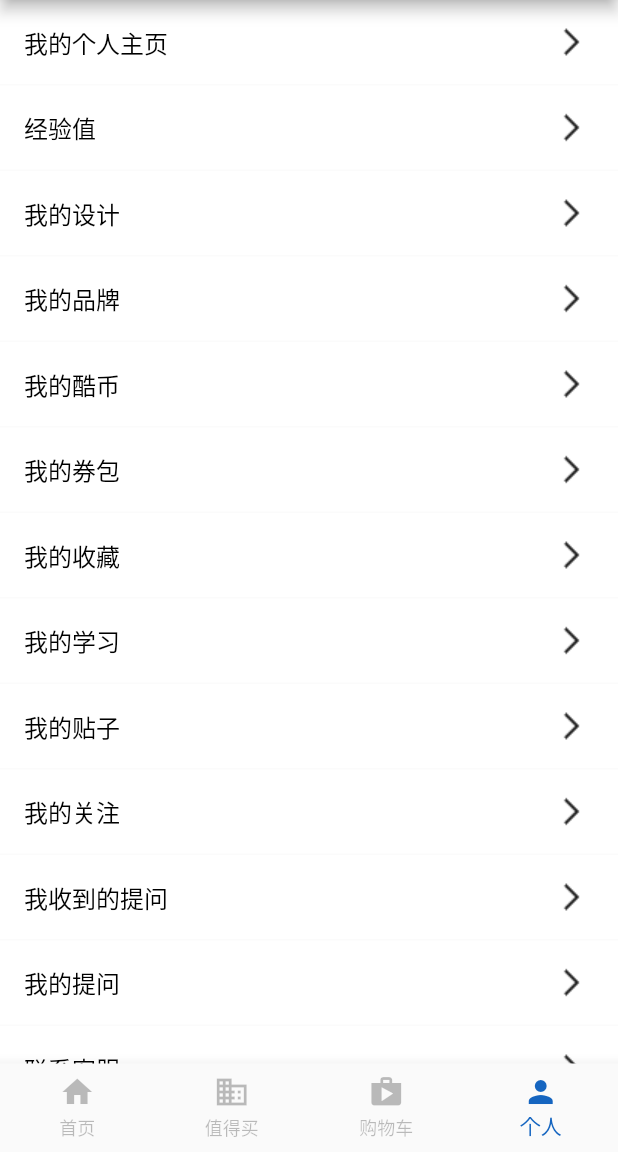
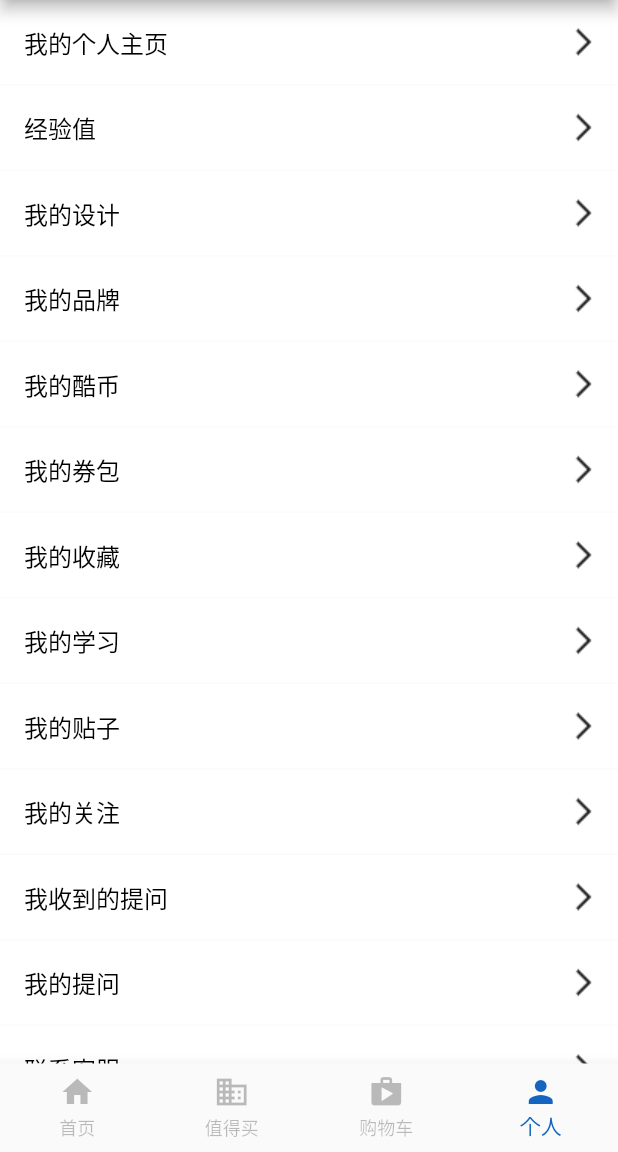
Before and after one commit to jieyu2333/flutter_saas, a Flutter app: the HomePage screen opened directly, item 4 of the bottom bar chosen, on a phone screen of 412 x 824 dp, the part 84-1236 px from its top. Run offline on Flutter 3.47's test engine with Material 2 defaults, Android fonts, the phone set to English and light mode, and no system bars; generated files the repository leaves out were written again.

Commit message:
个人页面

```diff
--- a/lib/view/mine/mine_page.dart
+++ b/lib/view/mine/mine_page.dart
@@ -17,7 +17,7 @@ class _MinePageState extends State<MinePage> {
           GestureDetector(
             child: Container(
               color: Colors.white,
-              padding: EdgeInsets.fromLTRB(16, 12, 16, 12),
+              padding: EdgeInsets.fromLTRB( 16, 12, 8, 12),
               child: Row(
                 mainAxisAlignment: MainAxisAlignment.spaceBetween,
                 children: <Widget>[
@@ -40,7 +40,7 @@ class _MinePageState extends State<MinePage> {
           GestureDetector(
             child: Container(
               color: Colors.white,
-              padding: EdgeInsets.fromLTRB(16, 12, 16, 12),
+              padding: EdgeInsets.fromLTRB( 16, 12, 8, 12),
               child: Row(
                 mainAxisAlignment: MainAxisAlignment.spaceBetween,
                 children: <Widget>[
@@ -63,7 +63,7 @@ class _MinePageState extends State<MinePage> {
           GestureDetector(
             child: Container(
               color: Colors.white,
-              padding: EdgeInsets.fromLTRB(16, 12, 16, 12),
+              padding: EdgeInsets.fromLTRB( 16, 12, 8, 12),
               child: Row(
                 mainAxisAlignment: MainAxisAlignment.spaceBetween,
                 children: <Widget>[
@@ -86,7 +86,7 @@ class _MinePageState extends State<MinePage> {
           GestureDetector(
             child: Container(
               color: Colors.white,
-              padding: EdgeInsets.fromLTRB(16, 12, 16, 12),
+              padding: EdgeInsets.fromLTRB( 16, 12, 8, 12),
               child: Row(
                 mainAxisAlignment: MainAxisAlignment.spaceBetween,
                 children: <Widget>[
@@ -109,7 +109,7 @@ class _MinePageState extends State<MinePage> {
           GestureDetector(
             child: Container(
               color: Colors.white,
-              padding: EdgeInsets.fromLTRB(16, 12, 16, 12),
+              padding: EdgeInsets.fromLTRB( 16, 12, 8, 12),
               child: Row(
                 mainAxisAlignment: MainAxisAlignment.spaceBetween,
                 children: <Widget>[
@@ -132,7 +132,7 @@ class _MinePageState extends State<MinePage> {
           GestureDetector(
             child: Container(
               color: Colors.white,
-              padding: EdgeInsets.fromLTRB(16, 12, 16, 12),
+              padding: EdgeInsets.fromLTRB( 16, 12, 8, 12),
               child: Row(
                 mainAxisAlignment: MainAxisAlignment.spaceBetween,
                 children: <Widget>[
@@ -155,7 +155,7 @@ class _MinePageState extends State<MinePage> {
           GestureDetector(
             child: Container(
               color: Colors.white,
-              padding: EdgeInsets.fromLTRB(16, 12, 16, 12),
+              padding: EdgeInsets.fromLTRB( 16, 12, 8, 12),
               child: Row(
                 mainAxisAlignment: MainAxisAlignment.spaceBetween,
                 children: <Widget>[
@@ -178,7 +178,7 @@ class _MinePageState extends State<MinePage> {
           GestureDetector(
             child: Container(
               color: Colors.white,
-              padding: EdgeInsets.fromLTRB(16, 12, 16, 12),
+              padding: EdgeInsets.fromLTRB( 16, 12, 8, 12),
               child: Row(
                 mainAxisAlignment: MainAxisAlignment.spaceBetween,
                 children: <Widget>[
@@ -201,7 +201,7 @@ class _MinePageState extends State<MinePage> {
           GestureDetector(
             child: Container(
               color: Colors.white,
-              padding: EdgeInsets.fromLTRB(16, 12, 16, 12),
+              padding: EdgeInsets.fromLTRB( 16, 12, 8, 12),
               child: Row(
                 mainAxisAlignment: MainAxisAlignment.spaceBetween,
                 children: <Widget>[
@@ -224,7 +224,7 @@ class _MinePageState extends State<MinePage> {
           GestureDetector(
             child: Container(
               color: Colors.white,
-              padding: EdgeInsets.fromLTRB(16, 12, 16, 12),
+              padding: EdgeInsets.fromLTRB( 16, 12, 8, 12),
               child: Row(
                 mainAxisAlignment: MainAxisAlignment.spaceBetween,
                 children: <Widget>[
@@ -247,7 +247,7 @@ class _MinePageState extends State<MinePage> {
           GestureDetector(
             child: Container(
               color: Colors.white,
-              padding: EdgeInsets.fromLTRB(16, 12, 16, 12),
+              padding: EdgeInsets.fromLTRB( 16, 12, 8, 12),
               child: Row(
                 mainAxisAlignment: MainAxisAlignment.spaceBetween,
                 children: <Widget>[
@@ -270,7 +270,7 @@ class _MinePageState extends State<MinePage> {
           GestureDetector(
             child: Container(
               color: Colors.white,
-              padding: EdgeInsets.fromLTRB(16, 12, 16, 12),
+              padding: EdgeInsets.fromLTRB( 16, 12, 8, 12),
               child: Row(
                 mainAxisAlignment: MainAxisAlignment.spaceBetween,
                 children: <Widget>[
@@ -293,7 +293,7 @@ class _MinePageState extends State<MinePage> {
           GestureDetector(
             child: Container(
               color: Colors.white,
-              padding: EdgeInsets.fromLTRB(16, 12, 16, 12),
+              padding: EdgeInsets.fromLTRB( 16, 12, 8, 12),
               child: Row(
                 mainAxisAlignment: MainAxisAlignment.spaceBetween,
                 children: <Widget>[
@@ -316,7 +316,7 @@ class _MinePageState extends State<MinePage> {
           GestureDetector(
             child: Container(
               color: Colors.white,
-              padding: EdgeInsets.fromLTRB(16, 12, 16, 12),
+              padding: EdgeInsets.fromLTRB( 16, 12, 8, 12),
               child: Row(
                 mainAxisAlignment: MainAxisAlignment.spaceBetween,
                 children: <Widget>[
```
